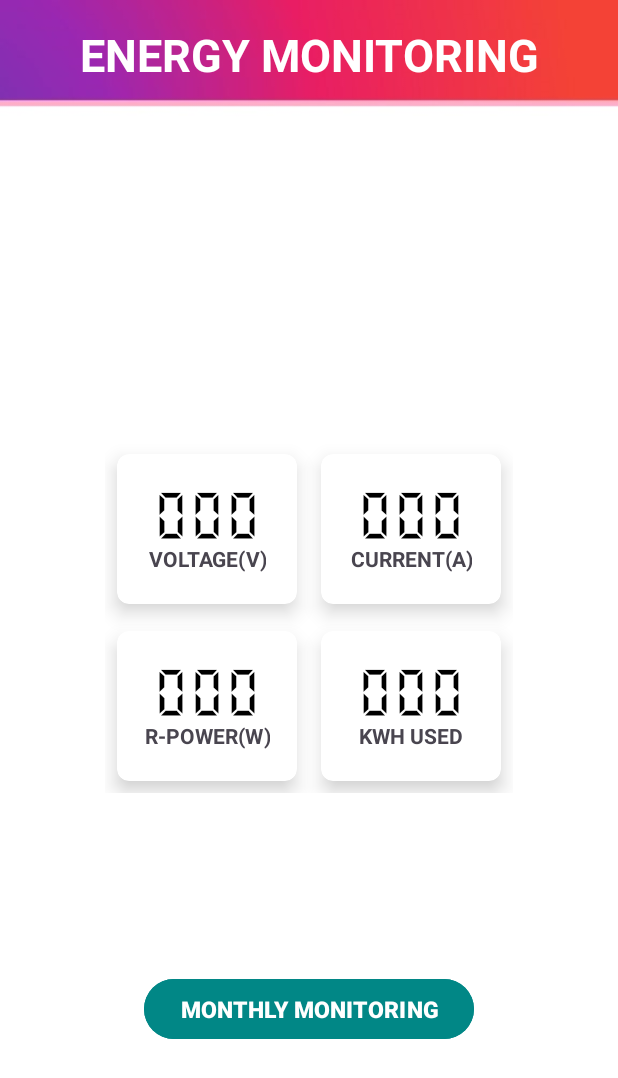
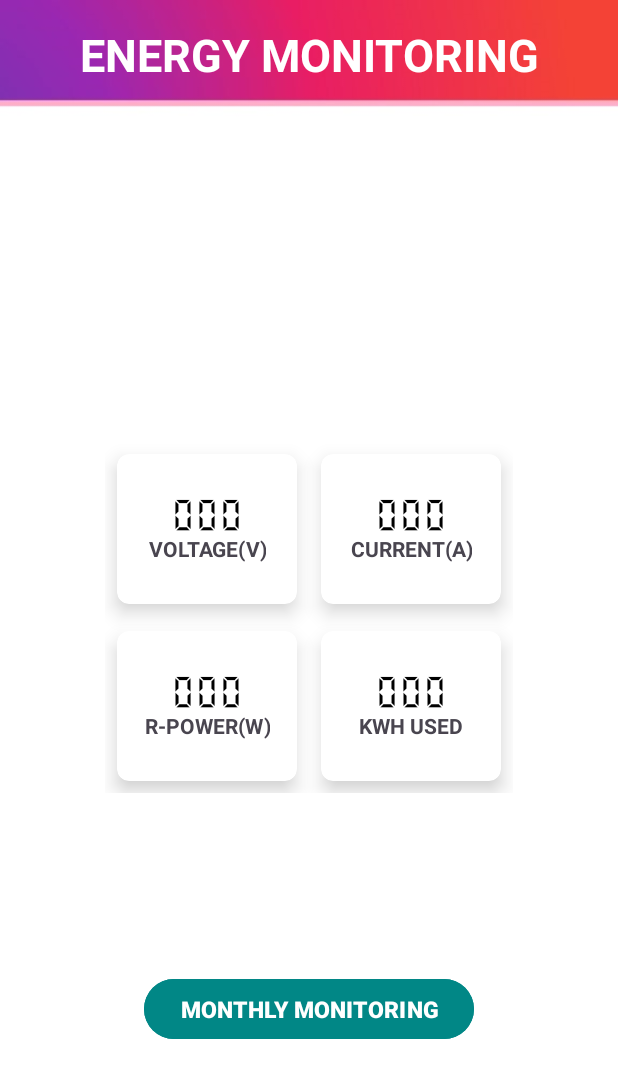
Before and after one commit to Benj707/IOT-Based-Automated-System, an Android app: the layout activity_energy_meter.xml on its own in the app's theme, with its tools: preview values and no code run, on a phone screen of 412 x 824 dp. Shown: the top 1078 px of the screen. Run offline under Robolectric (Android 15) with nearby library versions, the phone set to English and light mode, and no system bars.

Commit message:
fourth commit

```diff
--- a/app/src/main/java/com/example/iot_basedautomatedsystem/MonthlyMonitoring.java
+++ b/app/src/main/java/com/example/iot_basedautomatedsystem/MonthlyMonitoring.java
@@ -3,6 +3,7 @@ package com.example.iot_basedautomatedsystem;
 import androidx.appcompat.app.AppCompatActivity;
 import android.os.Bundle;
 import android.util.Log;
+import android.widget.Toast;
 
 import com.github.mikephil.charting.charts.LineChart;
 import com.github.mikephil.charting.components.XAxis;
@@ -77,17 +78,20 @@ public class MonthlyMonitoring extends AppCompatActivity {
                         if (energy != null) {
                             entries.add(new Entry(monthIndex, energy));  // Use the monthIndex as the X value and voltage as Y value
                             monthIndex++;  // Increment the month index for the next entry
+                            Toast.makeText(getApplicationContext(), "DATA SUCCESSFULLY RETRIEVED", Toast.LENGTH_LONG).show();
                         }
                     }
                 }
 
                 // Once data is fetched, plot the graph
                 plotDataOnGraph();
+
             }
 
             @Override
             public void onCancelled(DatabaseError databaseError) {
                 Log.e("Firebase", "Error fetching data", databaseError.toException());
+                Toast.makeText(getApplicationContext(), "FAILED TO RETRIEVE DATA", Toast.LENGTH_LONG).show();
             }
         });
     }
--- a/app/src/main/res/layout/activity_energy_meter.xml
+++ b/app/src/main/res/layout/activity_energy_meter.xml
@@ -50,7 +50,7 @@
                     android:layout_width="wrap_content"
                     android:layout_height="wrap_content"
                     android:text="000"
-                    android:textSize="30sp"
+                    android:textSize="20sp"
                     android:textColor="@android:color/black"
                     android:fontFamily="@font/digital_fonts" />
                 <TextView
@@ -83,7 +83,7 @@
                     android:layout_width="wrap_content"
                     android:layout_height="wrap_content"
                     android:text="000"
-                    android:textSize="30sp"
+                    android:textSize="20sp"
                     android:textColor="@android:color/black"
                     android:fontFamily="@font/digital_fonts" />
                 <TextView
@@ -117,7 +117,7 @@
                     android:layout_width="wrap_content"
                     android:layout_height="wrap_content"
                     android:text="000"
-                    android:textSize="30sp"
+                    android:textSize="20sp"
                     android:textColor="@android:color/black"
                     android:fontFamily="@font/digital_fonts" />
                 <TextView
@@ -151,7 +151,7 @@
                     android:layout_width="wrap_content"
                     android:layout_height="wrap_content"
                     android:text="000"
-                    android:textSize="30sp"
+                    android:textSize="20sp"
                     android:textColor="@android:color/black"
                     android:fontFamily="@font/digital_fonts" />
                 <TextView
```
